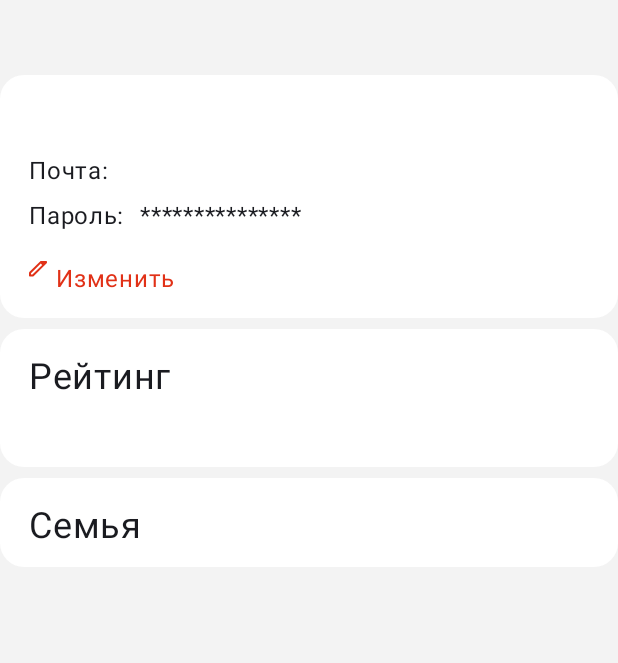
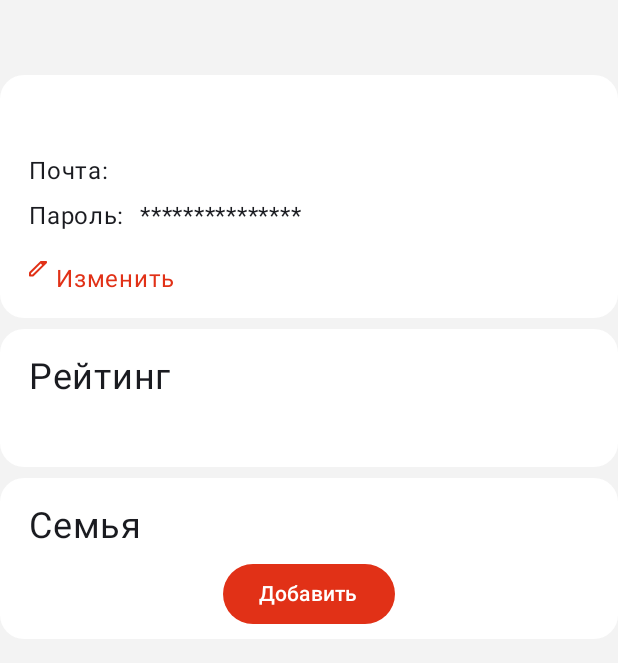
Before and after one commit to bemos-7/FamilyCohesion, an Android app built with Jetpack Compose: the ProfileScreen screen opened through its navigation route, on a phone screen of 412 x 824 dp. Shown: the top 663 px of the screen. Run offline under Robolectric (Android 15) with nearby library versions, the phone set to English and light mode, and no system bars; our stand-ins replace Dagger/Hilt's generated code, Firebase (no records; nobody signed in at launch, a user with empty details on screens opened directly); 1 statement that could not run was skipped.

Commit message:
-> created new add button

```diff
--- a/app/src/main/java/com/bemos/familyohesion/presentation/features/profile/ProfileContent.kt
+++ b/app/src/main/java/com/bemos/familyohesion/presentation/features/profile/ProfileContent.kt
@@ -12,11 +12,14 @@ import androidx.compose.foundation.layout.width
 import androidx.compose.foundation.lazy.LazyColumn
 import androidx.compose.foundation.lazy.items
 import androidx.compose.foundation.shape.RoundedCornerShape
+import androidx.compose.material3.Button
+import androidx.compose.material3.ButtonDefaults
 import androidx.compose.material3.Card
 import androidx.compose.material3.CardDefaults
 import androidx.compose.material3.Icon
 import androidx.compose.material3.Text
 import androidx.compose.runtime.Composable
+import androidx.compose.ui.Alignment
 import androidx.compose.ui.Modifier
 import androidx.compose.ui.graphics.Color
 import androidx.compose.ui.res.painterResource
@@ -28,13 +31,15 @@ import com.bemos.familyohesion.domain.models.FamilyMember
 import com.bemos.familyohesion.domain.models.User
 import com.bemos.familyohesion.presentation.features.profile.utils.ui.FamilyMemberRatingUi
 import com.bemos.familyohesion.presentation.features.profile.utils.ui.FamilyMemberUi
+import com.bemos.familyohesion.shared.utils.ui.button.CustomButton
 import com.bemos.familyohesion.ui.theme.Red
 import com.bemos.familyohesion.ui.theme.White
 
 @Composable
 fun ProfileContent(
     user: User,
-    familyMembers: List<FamilyMember>
+    familyMembers: List<FamilyMember>,
+    onFamilyMemberAdd: (String) -> Unit
 ) {
     Column(
         modifier = Modifier
@@ -150,7 +155,7 @@ fun ProfileContent(
                 )
                 Spacer(modifier = Modifier.height(7.dp))
             }
-            LazyColumn() {
+            LazyColumn {
                 items(
                     items = familyMembers
                 ) {
@@ -158,6 +163,27 @@ fun ProfileContent(
                         familyMember = it,
                         currentUserName = user.name
                     )
+                }
+
+                item {
+                    Column(
+                        modifier = Modifier
+                            .fillMaxWidth(),
+                        horizontalAlignment = Alignment.CenterHorizontally
+                    ) {
+                        Button(
+                            onClick = {
+                                onFamilyMemberAdd(user.familyId)
+                            },
+                            colors = ButtonDefaults.buttonColors(
+                                containerColor = Red
+                            )
+                        ) {
+                            Text(
+                                text = "Добавить"
+                            )
+                        }
+                    }
                 }
             }
             Spacer(modifier = Modifier.height(6.dp))
@@ -197,6 +223,7 @@ fun ProfileContentPreview(modifier: Modifier = Modifier) {
                 "",
                 12.2
             ),
-        )
+        ),
+        onFamilyMemberAdd = {}
     )
 }
--- a/app/src/main/java/com/bemos/familyohesion/presentation/features/profile/ProfileScreen.kt
+++ b/app/src/main/java/com/bemos/familyohesion/presentation/features/profile/ProfileScreen.kt
@@ -24,6 +24,9 @@ fun ProfileScreen(
 
     ProfileContent(
         user = onComplete,
-        familyMembers = onResult
+        familyMembers = onResult,
+        onFamilyMemberAdd = {
+            navController.navigate("addFamilyMember/$it")
+        }
     )
 }
```
